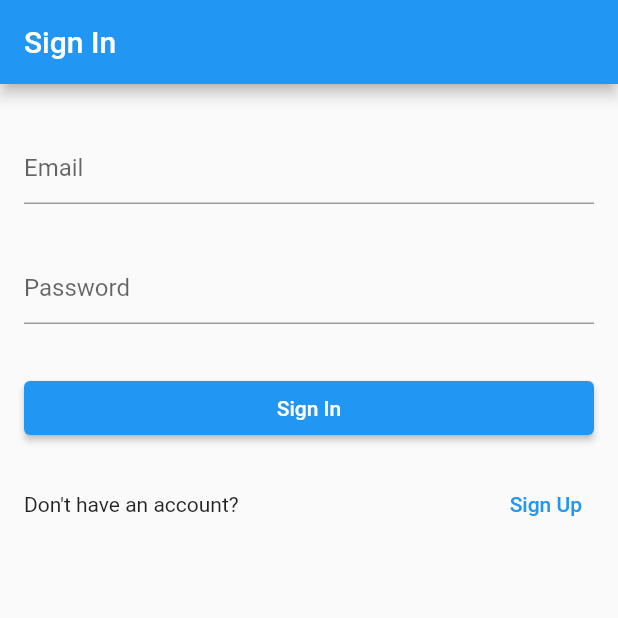
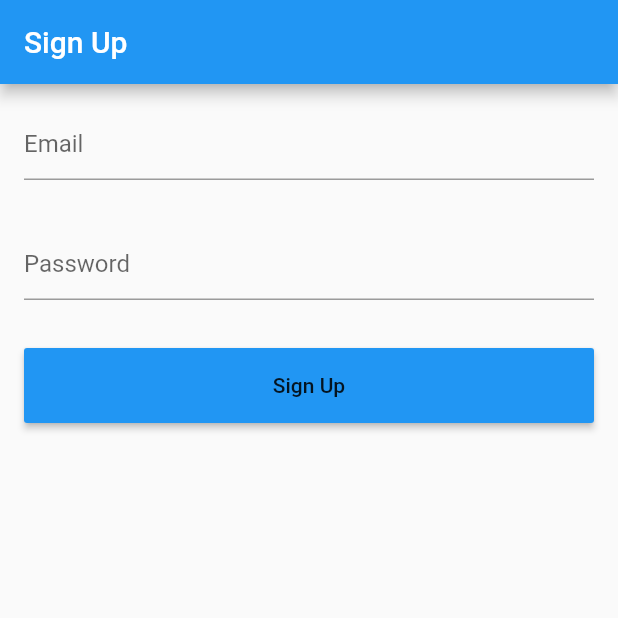
Before and after one commit to siddharth4u/firebase_demo, a Flutter app: the screen it shows after launch, on a phone screen of 412 x 824 dp, the top half of it. Run offline on Flutter 3.47's test engine with Material 2 defaults, Android fonts, the phone set to English and light mode, and no system bars; our stand-ins replace cloud_firestore, file_picker, firebase_auth, firebase_core, firebase_storage, image_picker; accounts and stored records are empty.

Commit message:
Email Verification

```diff
--- /dev/null
+++ b/lib/emailAuth/sign_in_with_email_validation.dart
@@ -0,0 +1,161 @@
+import 'dart:async';
+
+import 'package:fb_demo/emailAuth/sign_up.dart';
+import 'package:firebase_auth/firebase_auth.dart';
+import 'package:flutter/material.dart';
+
+import 'dashbaord.dart';
+
+class SignInWithEmailValidation extends StatefulWidget {
+  @override
+  _SignInWithEmailValidationState createState() =>
+      _SignInWithEmailValidationState();
+}
+
+class _SignInWithEmailValidationState extends State<SignInWithEmailValidation> {
+  //
+  FirebaseAuth firebaseAuth = FirebaseAuth.instance;
+  TextEditingController emailController = TextEditingController();
+  TextEditingController passwordController = TextEditingController();
+  User? user;
+  Timer? timer;
+  int remaingSeconds = 120;
+
+  //
+  @override
+  void initState() {
+    super.initState();
+  }
+
+  //
+  @override
+  void dispose() {
+    super.dispose();
+  }
+
+  //
+  @override
+  Widget build(BuildContext context) {
+    return Scaffold(
+      appBar: AppBar(title: Text('Sign Up')),
+
+      //
+      body: ListView(
+        padding: EdgeInsets.all(16),
+        children: [
+          //
+          TextField(
+            controller: emailController,
+            decoration: InputDecoration(hintText: 'Email'),
+          ),
+
+          SizedBox(height: 32),
+
+          //
+          TextField(
+            controller: passwordController,
+            obscureText: true,
+            decoration: InputDecoration(hintText: 'Password'),
+          ),
+
+          SizedBox(height: 32),
+
+          //
+          MaterialButton(
+            height: 50,
+            minWidth: double.infinity,
+            color: Colors.blue,
+            child: Text('Sign Up'),
+            onPressed: () {
+              //
+              signUpUser();
+            },
+          ),
+
+          SizedBox(height: 32),
+
+          timer == null
+              ? Container()
+              : Center(
+                  child: Stack(
+                    alignment: Alignment.center,
+                    children: [
+                      //
+                      Container(
+                        width: 100,
+                        height: 100,
+                        child: CircularProgressIndicator(
+                          value: (remaingSeconds / 120),
+                          color: Colors.green,
+                          backgroundColor: Colors.grey.withOpacity(0.5),
+                        ),
+                      ),
+
+                      //
+                      Align(
+                        alignment: Alignment.center,
+                        child: Text(
+                            '${remaingSeconds ~/ 60}:${remaingSeconds % 60}'),
+                      ),
+                    ],
+                  ),
+                )
+        ],
+      ),
+    );
+  }
+
+  //
+  Future<void> signUpUser() async {
+    try {
+      UserCredential userCredential =
+          await firebaseAuth.createUserWithEmailAndPassword(
+        email: emailController.text,
+        password: passwordController.text,
+      );
+
+      user = userCredential.user;
+
+      if (user != null) {
+        //
+        user!.sendEmailVerification();
+        user!.reload();
+
+        verifyUserEmail();
+        //
+      } else {
+        //
+      }
+    } on FirebaseAuthException catch (error) {
+      print(error);
+    }
+  }
+
+  void verifyUserEmail() {
+    //
+    timer = Timer.periodic(Duration(seconds: 1), (currentTimer) {
+      user = firebaseAuth.currentUser;
+      user!.reload();
+
+      setState(() {
+        remaingSeconds = remaingSeconds - 1;
+      });
+
+      if (user!.emailVerified) {
+        timer!.cancel();
+        Navigator.pushReplacement(
+          context,
+          MaterialPageRoute(
+            builder: (BuildContext context) => Dashbaord(),
+          ),
+        );
+      } else {
+        if (remaingSeconds == 0) {
+          timer!.cancel();
+          // timer is over
+          // user email in not verified
+        }
+      }
+    });
+  }
+}
--- a/lib/main.dart
+++ b/lib/main.dart
@@ -7,6 +7,7 @@ import 'package:cloud_firestore/cloud_firestore.dart';
 
 import 'create_user.dart';
 import 'emailAuth/dashbaord.dart';
+import 'emailAuth/sign_in_with_email_validation.dart';
 import 'get_profile.dart';
 import 'image_upload.dart';
 import 'read_data.dart';
@@ -30,7 +31,8 @@ class MyApp extends StatelessWidget {
   Widget build(BuildContext context) {
     return MaterialApp(
       debugShowCheckedModeBanner: false,
-      home: isUserLogedIn() ? Dashbaord() : SignIn(),
+    //  home: isUserLogedIn() ? Dashbaord() : SignIn(),
+    home: SignInWithEmailValidation(),
     );
   }
 
```
